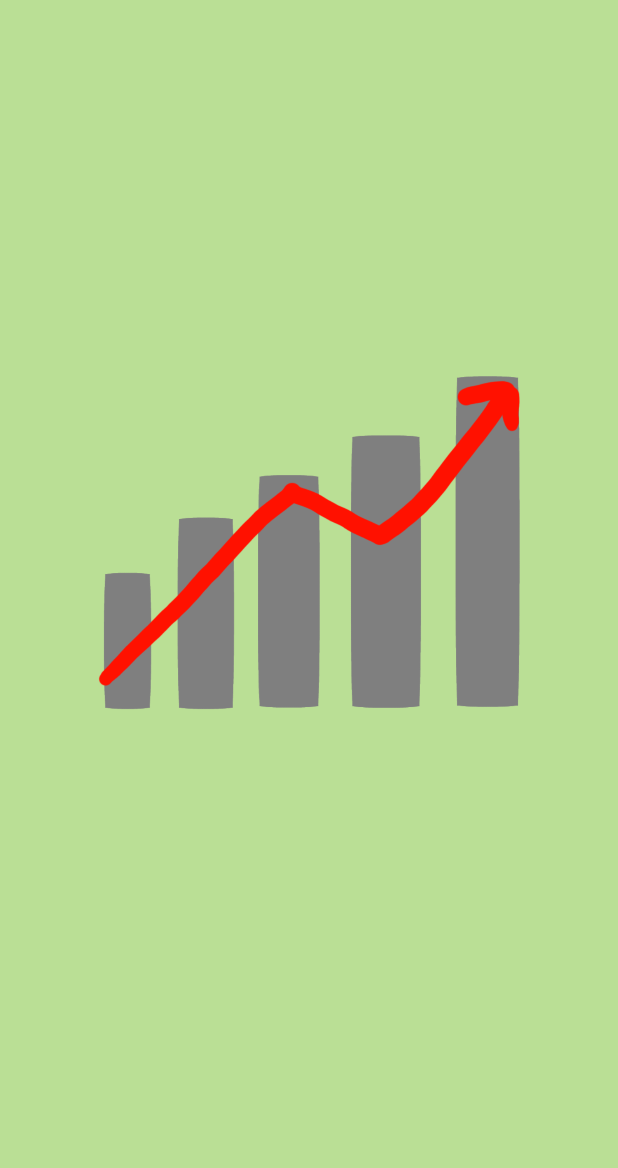
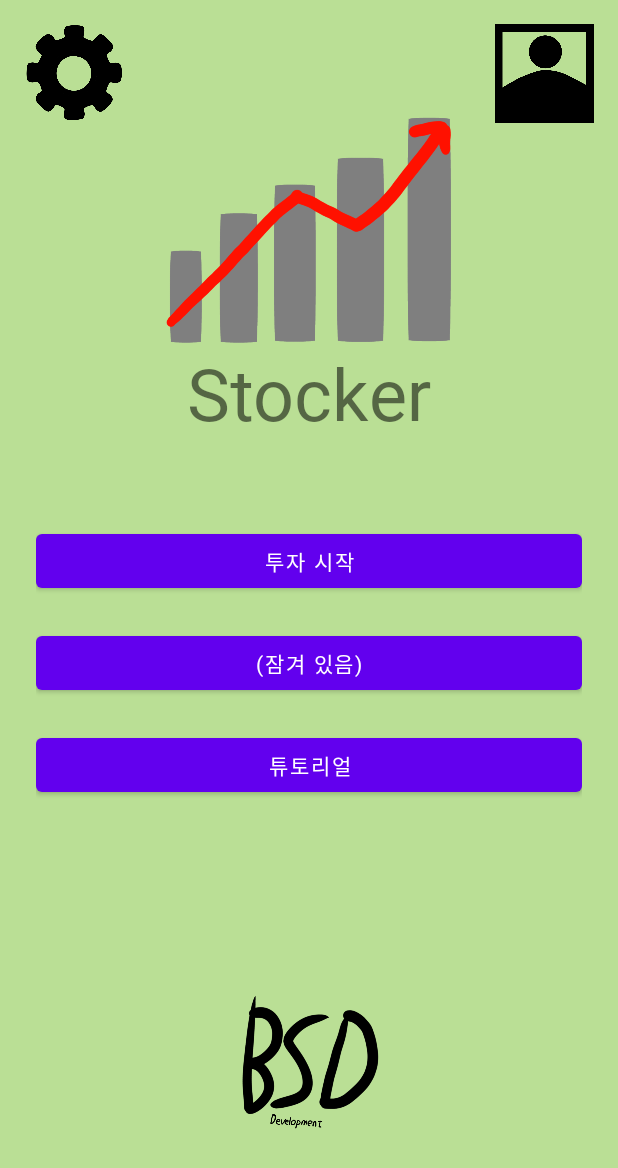
Before and after one commit to coding-goding/stockGame, an Android app: the MainActivity screen opened directly, with no data from a screen before it, on a phone screen of 412 x 824 dp. Shown: the top 1168 px of the screen. Run offline under Robolectric (Android 15) with nearby library versions, the light colour scheme and no system bars.

Commit message:
update mainUI

```diff
--- a/app/src/main/java/kr/co/bsd/stockgame/LoginActivity.kt
+++ b/app/src/main/java/kr/co/bsd/stockgame/LoginActivity.kt
@@ -35,7 +35,10 @@ class LoginActivity : AppCompatActivity() {
                             if (user.password == password) {
                                 Toast.makeText(baseContext, "환영합니다, " + user.nickname + "님.", Toast.LENGTH_SHORT)
                                     .show()
-                                //login success
+                                val intent = Intent(this, MainActivity::class.java)
+                                startActivity(intent)
+                                intent.putExtra("id", user.id)
+                                finish()
                             }
                             else {
                                 Toast.makeText(
--- a/app/src/main/res/layout/activity_main.xml
+++ b/app/src/main/res/layout/activity_main.xml
@@ -1,23 +1,113 @@
 <?xml version="1.0" encoding="utf-8"?>
-<androidx.constraintlayout.widget.ConstraintLayout xmlns:android="http://schemas.android.com/apk/res/android"
+<androidx.constraintlayout.widget.ConstraintLayout
+    xmlns:android="http://schemas.android.com/apk/res/android"
     xmlns:app="http://schemas.android.com/apk/res-auto"
     xmlns:tools="http://schemas.android.com/tools"
     android:layout_width="match_parent"
     android:layout_height="match_parent"
-    tools:context=".MainActivity"
-    android:background="@drawable/background">
+    android:background="@drawable/background"
+    tools:context=".MainActivity">
+
+    <LinearLayout
+        android:id="@+id/linearLayout1"
+        android:layout_width="364dp"
+        android:layout_height="244dp"
+        android:layout_marginStart="23dp"
+        android:layout_marginTop="16dp"
+        android:layout_marginEnd="24dp"
+        android:gravity="center"
+        android:orientation="vertical"
+        app:layout_constraintEnd_toEndOf="parent"
+        app:layout_constraintStart_toStartOf="parent"
+        app:layout_constraintTop_toBottomOf="@+id/textView2">
+
+        <Button
+            android:id="@+id/startButton1"
+            android:layout_width="match_parent"
+            android:layout_height="wrap_content"
+            android:layout_marginTop="20dp"
+            android:fontFamily="@font/wolyeonggyo"
+            android:text="투자 시작" />
+
+
+        <Button
+            android:id="@+id/startButton2"
+            android:layout_width="match_parent"
+            android:layout_height="wrap_content"
+            android:layout_marginTop="20dp"
+            android:fontFamily="@font/wolyeonggyo"
+            android:text="(잠겨 있음)" />
+
+        <Button
+            android:id="@+id/startButton3"
+            android:layout_width="match_parent"
+            android:layout_height="wrap_content"
+            android:fontFamily="@font/wolyeonggyo"
+            android:layout_marginTop="20dp"
+            android:text="튜토리얼" />
+
+    </LinearLayout>
 
     <ImageView
-        android:id="@+id/imageView3"
-        android:layout_width="293dp"
-        android:layout_height="265dp"
-        android:layout_marginStart="59dp"
-        android:layout_marginTop="242dp"
-        android:layout_marginEnd="59dp"
-        android:layout_marginBottom="384dp"
+        android:id="@+id/imageView"
+        android:layout_width="214dp"
+        android:layout_height="179dp"
+        android:layout_marginStart="98dp"
+        android:layout_marginTop="50dp"
+        android:layout_marginEnd="99dp"
+        app:layout_constraintBottom_toTopOf="@+id/textView2"
+        app:layout_constraintEnd_toEndOf="parent"
+        app:layout_constraintStart_toStartOf="parent"
+        app:layout_constraintTop_toTopOf="parent"
+        app:srcCompat="@drawable/loginmainicon" />
+
+    <TextView
+        android:id="@+id/textView2"
+        android:layout_width="wrap_content"
+        android:layout_height="wrap_content"
+        android:layout_marginStart="114dp"
+        android:layout_marginEnd="114dp"
+        android:layout_marginBottom="16dp"
+        android:fontFamily="@font/wolyeonggyo"
+        android:text="Stocker"
+        android:textSize="48sp"
+        app:layout_constraintBottom_toTopOf="@+id/linearLayout1"
+        app:layout_constraintEnd_toEndOf="parent"
+        app:layout_constraintStart_toStartOf="parent"
+        app:layout_constraintTop_toBottomOf="@+id/imageView" />
+
+    <ImageView
+        android:id="@+id/imageView2"
+        android:layout_width="131dp"
+        android:layout_height="130dp"
+        android:layout_marginStart="139dp"
+        android:layout_marginTop="600dp"
+        android:layout_marginEnd="139dp"
         app:layout_constraintBottom_toBottomOf="parent"
         app:layout_constraintEnd_toEndOf="parent"
         app:layout_constraintStart_toStartOf="parent"
         app:layout_constraintTop_toTopOf="parent"
-        app:srcCompat="@drawable/loginmainicon" />
+        app:srcCompat="@drawable/logo" />
+
+    <ImageView
+        android:id="@+id/accountButton"
+        android:layout_width="66dp"
+        android:layout_height="66dp"
+        android:layout_marginTop="16dp"
+        android:layout_marginEnd="16dp"
+        app:layout_constraintEnd_toEndOf="parent"
+        app:layout_constraintTop_toTopOf="parent"
+        app:srcCompat="@drawable/account" />
+
+    <ImageView
+        android:id="@+id/settingButton"
+        android:layout_width="66dp"
+        android:layout_height="66dp"
+        android:layout_marginStart="16dp"
+        android:layout_marginTop="16dp"
+        app:layout_constraintStart_toStartOf="parent"
+        app:layout_constraintTop_toTopOf="parent"
+        app:srcCompat="@drawable/setting" />
+
+
 </androidx.constraintlayout.widget.ConstraintLayout>
```
Also changed, not shown: app/src/main/res/drawable/account.png (added), app/src/main/res/drawable/setting.png (added).
